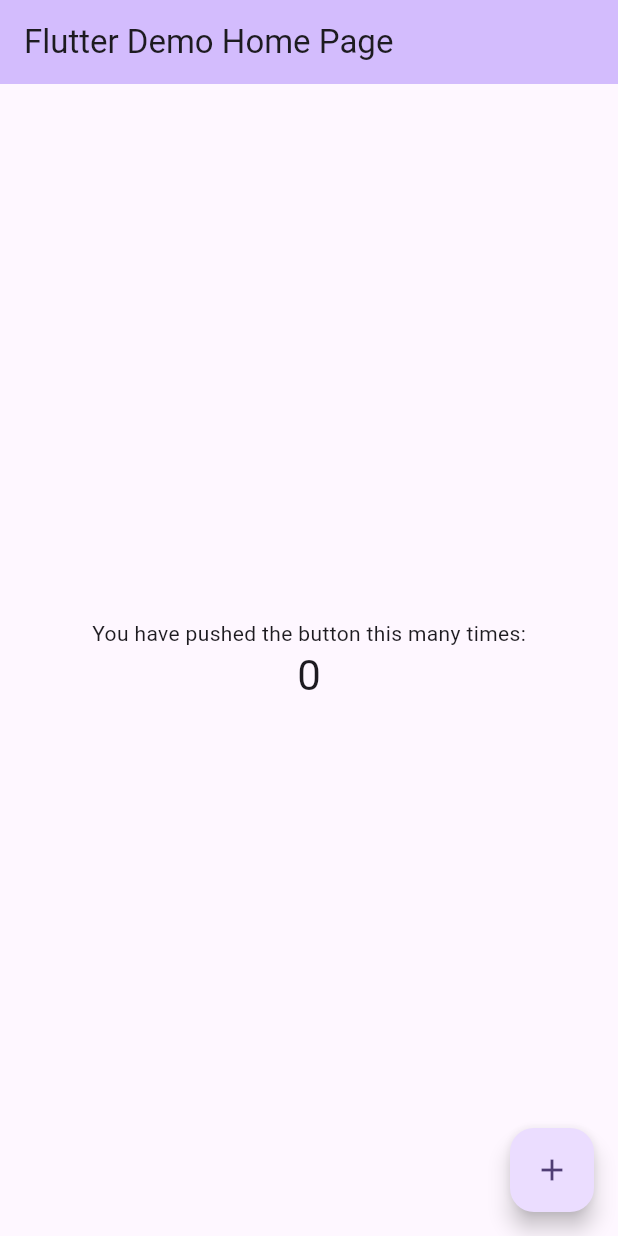
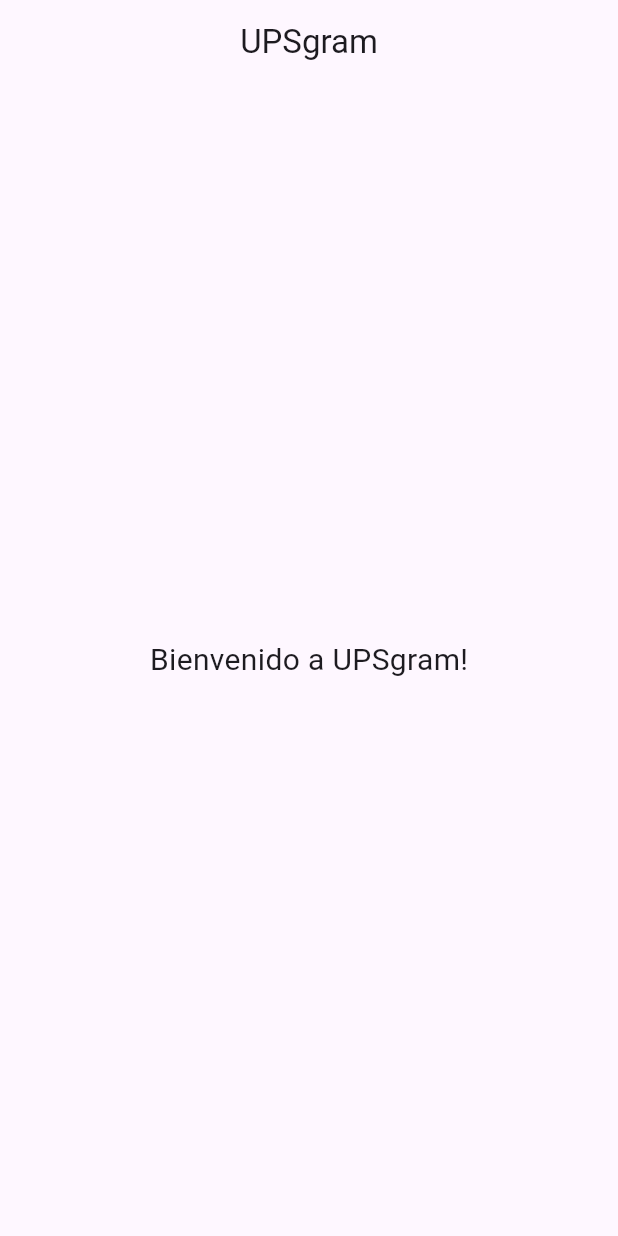
Before and after one commit to VillaltaJose/UPSgram, a Flutter app: the screen it shows after launch, on a phone screen of 412 x 824 dp. Run offline on Flutter 3.47's test engine with Material 3 defaults, Android fonts, the phone set to English and light mode, and no system bars; our stand-ins replace go_router.

Commit message:
feat: add feed page

```diff
--- a/frontend/lib/app.dart
+++ b/frontend/lib/app.dart
@@ -1,11 +1,13 @@
 import 'package:flutter/material.dart';
 import 'package:go_router/go_router.dart';
+import 'package:upsgram/features/feed/presentation/feed_page.dart';
 
 final _router = GoRouter(
   initialLocation: '/feed',
   routes: [
     GoRoute(
       path: '/feed',
+      builder:(context, state) => const FeedPage(),
     ),
   ],
 );
--- /dev/null
+++ b/frontend/lib/features/feed/presentation/feed_page.dart
@@ -0,0 +1,21 @@
+import 'package:flutter/material.dart';
+
+class FeedPage extends StatelessWidget {
+  const FeedPage({super.key});
+
+  @override
+  Widget build(BuildContext context) {
+    return Scaffold(
+      appBar: AppBar(
+        title: const Text("UPSgram"),
+        centerTitle: true,
+      ),
+      body: const Center(
+        child: Text(
+          'Bienvenido a UPSgram!',
+          style: TextStyle(fontSize: 20),
+        ),
+      ),
+    );
+  }
+}
--- a/frontend/lib/main.dart
+++ b/frontend/lib/main.dart
@@ -1,122 +1,9 @@
+// lib/main.dart
+
 import 'package:flutter/material.dart';
+import 'app.dart';
 
-void main() {
-  runApp(const MyApp());
+void main() async {
+  WidgetsFlutterBinding.ensureInitialized();
+  runApp(const App());
 }
-
-class MyApp extends StatelessWidget {
-  const MyApp({super.key});
-
-  // This widget is the root of your application.
-  @override
-  Widget build(BuildContext context) {
-    return MaterialApp(
-      title: 'Flutter Demo',
-      theme: ThemeData(
-        // This is the theme of your application.
-        //
-        // TRY THIS: Try running your application with "flutter run". You'll see
-        // the application has a purple toolbar. Then, without quitting the app,
-        // try changing the seedColor in the colorScheme below to Colors.green
-        // and then invoke "hot reload" (save your changes or press the "hot
-        // reload" button in a Flutter-supported IDE, or press "r" if you used
-        // the command line to start the app).
-        //
-        // Notice that the counter didn't reset back to zero; the application
-        // state is not lost during the reload. To reset the state, use hot
-        // restart instead.
-        //
-        // This works for code too, not just values: Most code changes can be
-        // tested with just a hot reload.
-        colorScheme: ColorScheme.fromSeed(seedColor: Colors.deepPurple),
-      ),
-      home: const MyHomePage(title: 'Flutter Demo Home Page'),
-    );
-  }
-}
-
-class MyHomePage extends StatefulWidget {
-  const MyHomePage({super.key, required this.title});
-
-  // This widget is the home page of your application. It is stateful, meaning
-  // that it has a State object (defined below) that contains fields that affect
-  // how it looks.
-
-  // This class is the configuration for the state. It holds the values (in this
-  // case the title) provided by the parent (in this case the App widget) and
-  // used by the build method of the State. Fields in a Widget subclass are
-  // always marked "final".
-
-  final String title;
-
-  @override
-  State<MyHomePage> createState() => _MyHomePageState();
-}
-
-class _MyHomePageState extends State<MyHomePage> {
-  int _counter = 0;
-
-  void _incrementCounter() {
-    setState(() {
-      // This call to setState tells the Flutter framework that something has
-      // changed in this State, which causes it to rerun the build method below
-      // so that the display can reflect the updated values. If we changed
-      // _counter without calling setState(), then the build method would not be
-      // called again, and so nothing would appear to happen.
-      _counter++;
-    });
-  }
-
-  @override
-  Widget build(BuildContext context) {
-    // This method is rerun every time setState is called, for instance as done
-    // by the _incrementCounter method above.
-    //
-    // The Flutter framework has been optimized to make rerunning build methods
-    // fast, so that you can just rebuild anything that needs updating rather
-    // than having to individually change instances of widgets.
-    return Scaffold(
-      appBar: AppBar(
-        // TRY THIS: Try changing the color here to a specific color (to
-        // Colors.amber, perhaps?) and trigger a hot reload to see the AppBar
-        // change color while the other colors stay the same.
-        backgroundColor: Theme.of(context).colorScheme.inversePrimary,
-        // Here we take the value from the MyHomePage object that was created by
-        // the App.build method, and use it to set our appbar title.
-        title: Text(widget.title),
-      ),
-      body: Center(
-        // Center is a layout widget. It takes a single child and positions it
-        // in the middle of the parent.
-        child: Column(
-          // Column is also a layout widget. It takes a list of children and
-          // arranges them vertically. By default, it sizes itself to fit its
-          // children horizontally, and tries to be as tall as its parent.
-          //
-          // Column has various properties to control how it sizes itself and
-          // how it positions its children. Here we use mainAxisAlignment to
-          // center the children vertically; the main axis here is the vertical
-          // axis because Columns are vertical (the cross axis would be
-          // horizontal).
-          //
-          // TRY THIS: Invoke "debug painting" (choose the "Toggle Debug Paint"
-          // action in the IDE, or press "p" in the console), to see the
-          // wireframe for each widget.
-          mainAxisAlignment: MainAxisAlignment.center,
-          children: <Widget>[
-            const Text('You have pushed the button this many times:'),
-            Text(
-              '$_counter',
-              style: Theme.of(context).textTheme.headlineMedium,
-            ),
-          ],
-        ),
-      ),
-      floatingActionButton: FloatingActionButton(
-        onPressed: _incrementCounter,
-        tooltip: 'Increment',
-        child: const Icon(Icons.add),
-      ), // This trailing comma makes auto-formatting nicer for build methods.
-    );
-  }
-}
```
